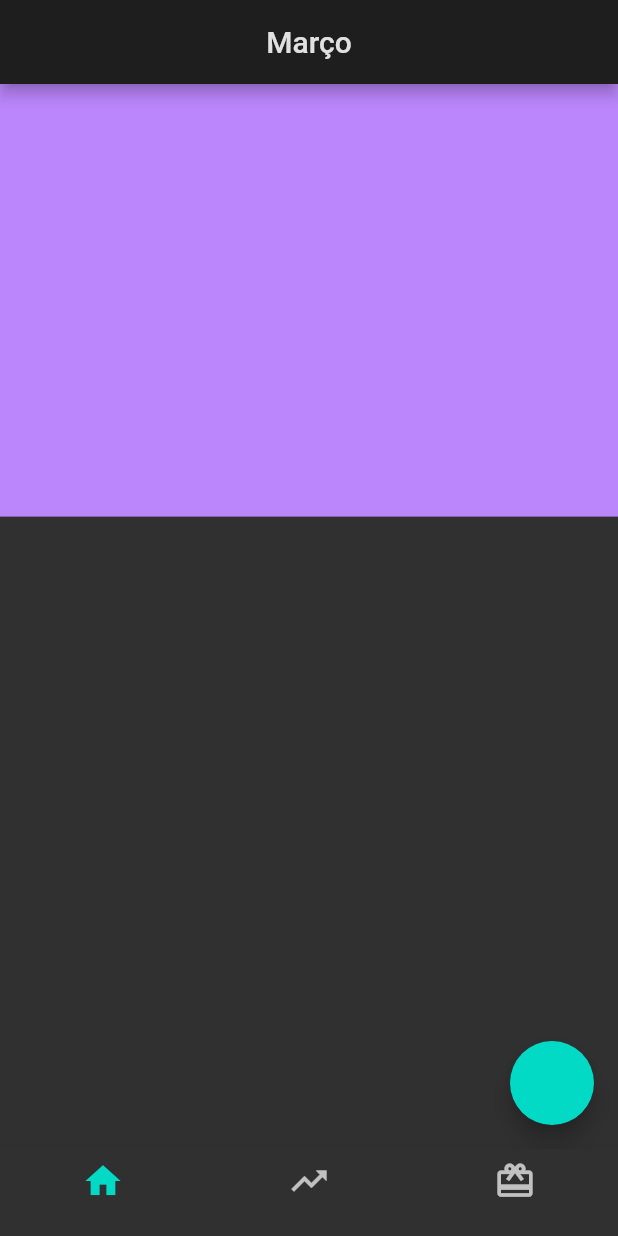
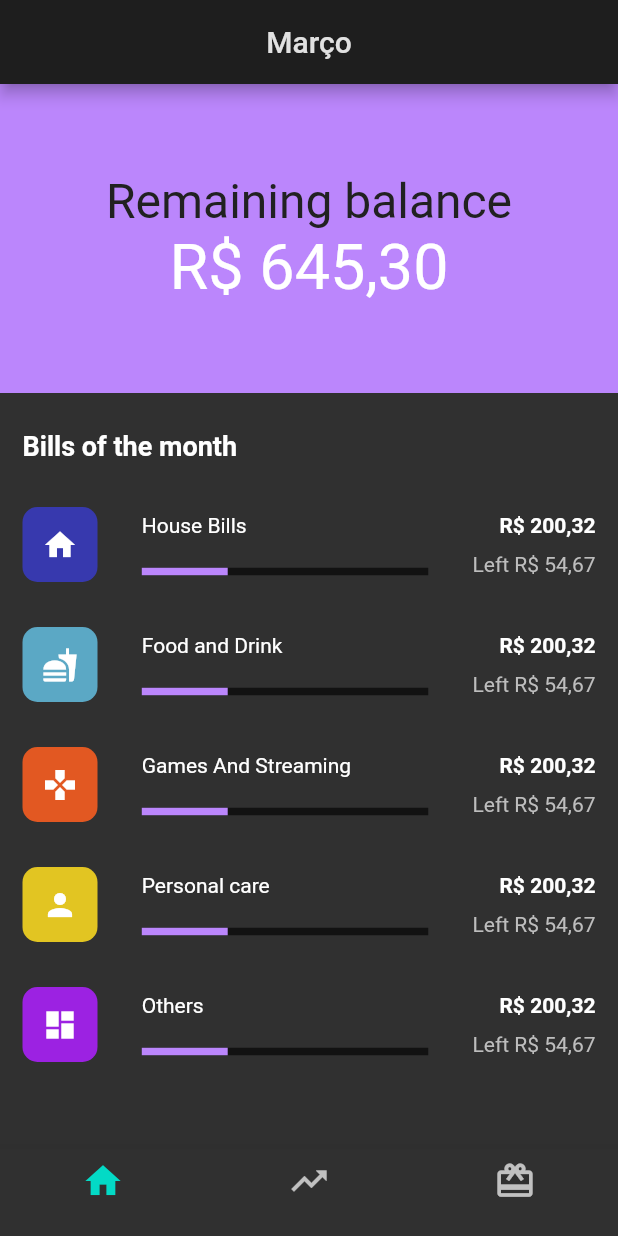
Before and after one commit to wRiqie/financial_control_app, a Flutter app: the screen it shows after launch, on a phone screen of 412 x 824 dp. Run offline on Flutter 3.47's test engine with Material 2 defaults, Android fonts, the light colour scheme and no system bars; our stand-ins replace get.

Commit message:
feat: :sparkles: home update

```diff
--- /dev/null
+++ b/lib/app/core/theme/dark/dark_colors.dart
@@ -0,0 +1,13 @@
+import 'package:flutter/widgets.dart';
+
+class DarkColors {
+  // Categories Colors
+  static const homeColor = Color(0xFF3739AE);
+  static const foodDrinkColor = Color(0xFF5BA8C5);
+  static const gamesColor = Color(0xFFE25822);
+  static const personalColor = Color(0xFFE2C522);
+  static const othersColor = Color(0xFF9C22E2);
+
+  // Normal Colors
+  static const grey = Color(0xFFBDBDBD);
+}
--- a/lib/app/core/utils/helpers.dart
+++ b/lib/app/core/utils/helpers.dart
@@ -1,3 +1,6 @@
+import 'package:flutter/material.dart';
+import 'package:intl/intl.dart';
+
 class AppHelpers {
   static String monthResolver(int month) {
     final months = [
@@ -18,4 +21,29 @@ class AppHelpers {
     // month - 1 = index
     return months[month - 1];
   }
+
+  static String formatCurrency(double value) {
+    var formatted =
+        NumberFormat.simpleCurrency(locale: const Locale('pt', 'BR').toString())
+            .format(value)
+            .toString();
+    return formatted;
+  }
+
+  static String categoryResolver(int categoryId) {
+    switch (categoryId) {
+      case 1:
+        return 'House Bills';
+      case 2:
+        return 'Food and Drink';
+      case 3:
+        return 'Games And Streaming';
+      case 4:
+        return 'Personal care';
+      case 5:
+        return 'Others';
+      default:
+        return 'Others';
+    }
+  }
 }
--- /dev/null
+++ b/lib/app/data/enums/bill_status.dart
@@ -0,0 +1,5 @@
+enum BillStatus {
+  pendent,
+  paid,
+  overdue,
+}
--- /dev/null
+++ b/lib/app/data/models/bill.dart
@@ -0,0 +1,19 @@
+class Bill {
+  late String id;
+  late String title;
+  late double value;
+  int? portion;
+  int? maxPortion;
+  late DateTime dueDate;
+  late int status;
+
+  Bill({
+    required this.id,
+    required this.title,
+    required this.value,
+    this.portion,
+    this.maxPortion,
+    required this.dueDate,
+    required this.status,
+  });
+}
--- /dev/null
+++ b/lib/app/data/models/category.dart
@@ -0,0 +1,13 @@
+import 'package:flutter/Material.dart';
+
+class Category {
+  late int id;
+  late IconData icon;
+  late Color color;
+
+  Category({
+    required this.id,
+    required this.color,
+    required this.icon,
+  });
+}
--- /dev/null
+++ b/lib/app/data/models/category_month.dart
@@ -0,0 +1,6 @@
+class CategoryMonth {
+  late String id;
+  late int categoryId;
+  double? totalPrice;
+  double? pricePaid;
+}
--- a/lib/app/modules/home/home_controller.dart
+++ b/lib/app/modules/home/home_controller.dart
@@ -1,5 +1,17 @@
+import 'package:financial_control_app/app/core/theme/dark/dark_colors.dart';
+import 'package:financial_control_app/app/data/models/category.dart';
+import 'package:flutter/material.dart';
 import 'package:get/get.dart';
 
 class HomeController extends GetxController {
+  final remainingBalance = 645.30;
+  List<Category> categories = [
+    Category(id: 1, color: DarkColors.homeColor, icon: Icons.home,),
+    Category(id: 2, color: DarkColors.foodDrinkColor, icon: Icons.fastfood,),
+    Category(id: 3, color: DarkColors.gamesColor, icon: Icons.games,),
+    Category(id: 4, color: DarkColors.personalColor, icon: Icons.person,),
+    Category(id: 5, color: DarkColors.othersColor, icon: Icons.dashboard,),
+  ];
+
 
 }
--- a/lib/app/modules/home/home_page.dart
+++ b/lib/app/modules/home/home_page.dart
@@ -1,5 +1,6 @@
 import 'package:financial_control_app/app/core/utils/helpers.dart';
 import 'package:financial_control_app/app/modules/home/home_controller.dart';
+import 'package:financial_control_app/app/modules/home/widgets/category_item/category_item.dart';
 import 'package:flutter/material.dart';
 import 'package:get/get.dart';
 
@@ -10,8 +11,8 @@ class HomePage extends GetView<HomeController> {
   Widget build(BuildContext context) {
     final size = Get.size;
 
-    return Scaffold(
-      floatingActionButton: FloatingActionButton(onPressed: (){}),
+    return GetBuilder<HomeController>(
+      builder: (_) => Scaffold(
         appBar: AppBar(
           centerTitle: true,
           title: Text(
@@ -21,13 +22,58 @@ class HomePage extends GetView<HomeController> {
         body: SafeArea(
           child: SingleChildScrollView(
             child: Column(
+              crossAxisAlignment: CrossAxisAlignment.stretch,
               children: [
                 Container(
                   width: size.width,
-                height: size.height * .35,
+                  height: size.height * .25,
                   color: Get.theme.colorScheme.primary,
+                  child: Column(
+                    crossAxisAlignment: CrossAxisAlignment.center,
+                    mainAxisAlignment: MainAxisAlignment.center,
+                    children: [
+                      Text(
+                        'Remaining balance',
+                        style: TextStyle(
+                          fontSize: 32,
+                          color: Get.theme.colorScheme.onPrimary,
+                        ),
+                      ),
+                      Text(
+                        AppHelpers.formatCurrency(controller.remainingBalance),
+                        style: const TextStyle(
+                          fontSize: 42,
+                        ),
                       ),
                     ],
+                  ),
+                ),
+                const SizedBox(
+                  height: 25,
+                ),
+                Padding(
+                  padding: const EdgeInsets.symmetric(horizontal: 15),
+                  child: Column(
+                    crossAxisAlignment: CrossAxisAlignment.stretch,
+                    children: [
+                      const Text(
+                        'Bills of the month',
+                        style: TextStyle(
+                          fontSize: 18,
+                          fontWeight: FontWeight.w600,
+                        ),
+                      ),
+                      const SizedBox(
+                        height: 15,
+                      ),
+                      ...controller.categories
+                          .map((e) => CategoryItem(category: e))
+                          .toList(),
+                    ],
+                  ),
+                ),
+              ],
+            ),
           ),
         ),
       ),
--- /dev/null
+++ b/lib/app/modules/home/widgets/category_item/category_item.dart
@@ -0,0 +1,157 @@
+import 'package:expandable/expandable.dart';
+import 'package:financial_control_app/app/core/theme/dark/dark_colors.dart';
+import 'package:financial_control_app/app/core/utils/helpers.dart';
+import 'package:financial_control_app/app/data/models/bill.dart';
+import 'package:financial_control_app/app/data/models/category.dart';
+import 'package:financial_control_app/app/modules/home/widgets/category_item/category_item_controller.dart';
+import 'package:flutter/Material.dart';
+import 'package:get/get.dart';
+
+class CategoryItem extends StatelessWidget {
+  final Category category;
+  const CategoryItem({Key? key, required this.category}) : super(key: key);
+
+  @override
+  Widget build(BuildContext context) {
+    return GetBuilder<CategoryItemController>(
+      init: CategoryItemController(),
+      global: false,
+      builder: (_) => ExpandablePanel(
+        theme: const ExpandableThemeData(
+          hasIcon: false,
+          tapHeaderToExpand: true,
+        ),
+        header: Padding(
+          padding: const EdgeInsets.symmetric(vertical: 15),
+          child: Flex(
+            direction: Axis.horizontal,
+            mainAxisAlignment: MainAxisAlignment.spaceBetween,
+            children: [
+              Flexible(
+                child: Container(
+                  decoration: BoxDecoration(
+                    borderRadius: const BorderRadius.all(Radius.circular(10)),
+                    color: category.color,
+                  ),
+                  height: 50,
+                  width: 50,
+                  child: Icon(
+                    category.icon,
+                    color: Colors.white,
+                  ),
+                ),
+              ),
+              Flexible(
+                flex: 2,
+                child: Column(
+                  crossAxisAlignment: CrossAxisAlignment.start,
+                  children: [
+                    Text(
+                      AppHelpers.categoryResolver(category.id),
+                    ),
+                    const SizedBox(
+                      height: 20,
+                    ),
+                    const LinearProgressIndicator(
+                      minHeight: 5,
+                      value: 0.3,
+                    ),
+                  ],
+                ),
+              ),
+              Flexible(
+                child: Column(
+                  crossAxisAlignment: CrossAxisAlignment.end,
+                  children: [
+                    Text(
+                      AppHelpers.formatCurrency(200.32),
+                      style: const TextStyle(fontWeight: FontWeight.bold),
+                    ),
+                    const SizedBox(
+                      height: 10,
+                    ),
+                    Text(
+                      'Left ' + AppHelpers.formatCurrency(54.67),
+                      style: const TextStyle(color: DarkColors.grey),
+                    ),
+                  ],
+                ),
+              ),
+            ],
+          ),
+        ),
+        collapsed: Container(),
+        expanded: Container(
+          color: Get.theme.colorScheme.surface,
+          child: Padding(
+            padding: const EdgeInsets.all(10),
+            child: Column(
+              crossAxisAlignment: CrossAxisAlignment.stretch,
+              children: [
+                ..._.bills
+                    .map(
+                      (e) => Material(
+                        color: Get.theme.colorScheme.surface,
+                        child: InkWell(
+                          onTap: () {},
+                          child: _buildBill(e),
+                        ),
+                      ),
+                    )
+                    .toList(),
+                const SizedBox(
+                  height: 5,
+                ),
+                ElevatedButton(
+                  child: const Text('Add a bill'),
+                  onPressed: () {},
+                ),
+              ],
+            ),
+          ),
+        ),
+      ),
+    );
+  }
+
+  Widget _buildBill(Bill bill) {
+    return Padding(
+      padding: const EdgeInsets.symmetric(vertical: 10),
+      child: Row(
+        mainAxisAlignment: MainAxisAlignment.spaceBetween,
+        children: [
+          Row(
+            children: [
+              Container(
+                height: 40,
+                width: 5,
+                color: Colors.green,
+              ),
+              const SizedBox(
+                width: 10,
+              ),
+              Column(
+                crossAxisAlignment: CrossAxisAlignment.start,
+                mainAxisSize: MainAxisSize.min,
+                children: [
+                  Text(
+                    bill.title,
+                    style: TextStyle(color: Get.theme.colorScheme.primary),
+                  ),
+                  bill.maxPortion != null
+                      ? Text(
+                          '${bill.portion}/${bill.maxPortion}',
+                        )
+                      : Container(),
+                ],
+              ),
+            ],
+          ),
+          Text(
+            AppHelpers.formatCurrency(bill.value),
+          ),
+        ],
+      ),
+    );
+  }
+}
--- /dev/null
+++ b/lib/app/modules/home/widgets/category_item/category_item_controller.dart
@@ -0,0 +1,27 @@
+import 'package:financial_control_app/app/data/enums/bill_status.dart';
+import 'package:financial_control_app/app/data/models/bill.dart';
+import 'package:get/get.dart';
+
+class CategoryItemController extends GetxController {
+  List<Bill> bills = [];
+
+  void getBills() {
+    bills.addAll([
+      Bill(
+        id: '1',
+        title: 'Notebook',
+        value: 100,
+        portion: 9,
+        maxPortion: 10,
+        dueDate: DateTime.now().add(const Duration(days: 20),),
+        status: BillStatus.pendent.index,
+      ),
+    ]);
+  }
+
+  @override
+  void onInit() {
+    super.onInit();
+    getBills();
+  }
+}
--- a/pubspec.yaml
+++ b/pubspec.yaml
@@ -35,6 +35,8 @@ dependencies:
   # Use with the CupertinoIcons class for iOS style icons.
   cupertino_icons: ^1.0.2
   get: ^4.6.1
+  intl: ^0.17.0
+  expandable: ^5.0.1
 
 dev_dependencies:
   flutter_test:
```
Lines whose indentation alone changed are shown as unchanged.
